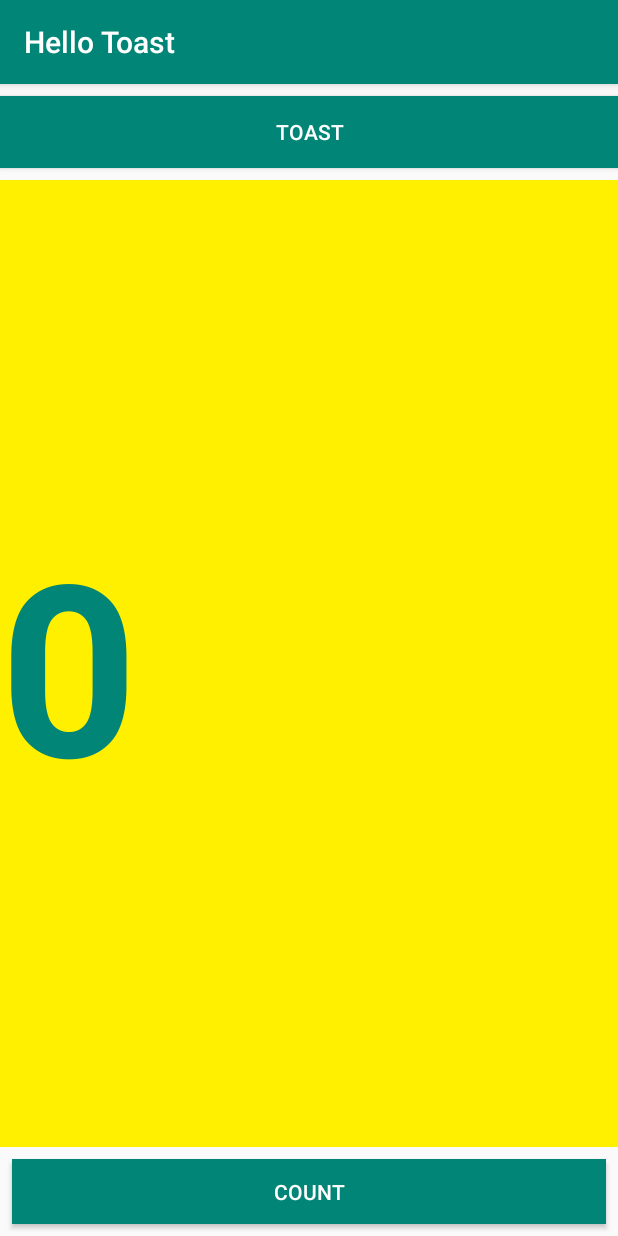
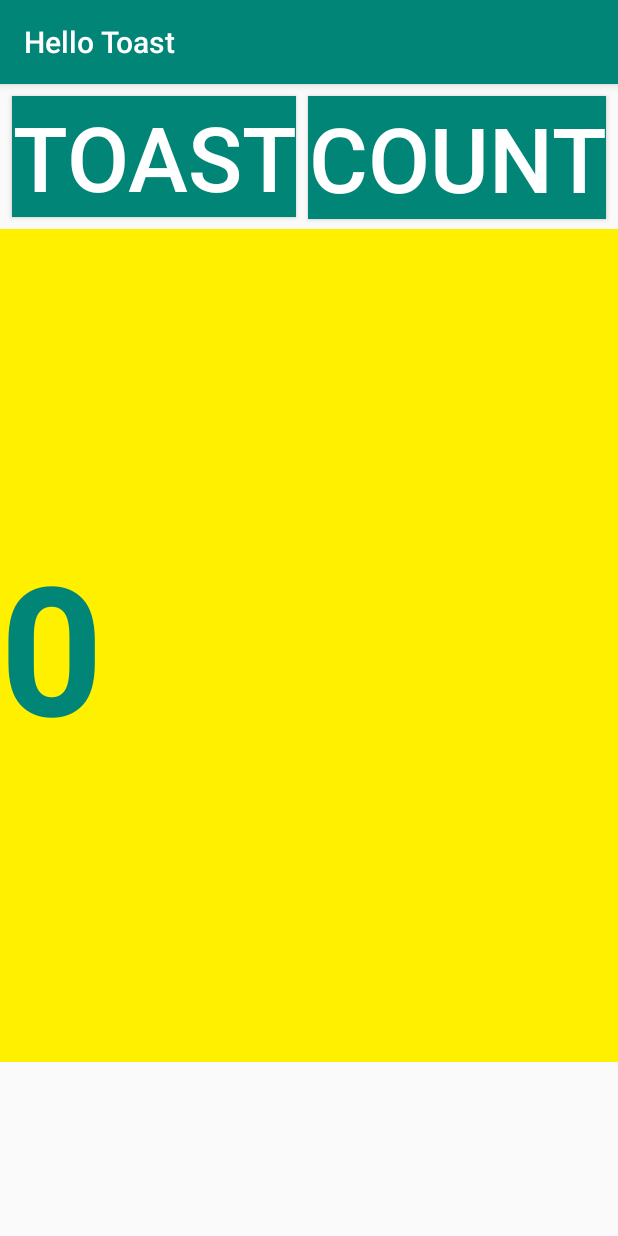
Before and after one commit to hauyew96/HelloToast, an Android app: the screen it shows after launch (MainActivity), on a phone screen of 412 x 824 dp. Run offline under Robolectric (Android 15) with nearby library versions, the phone set to English and light mode, and no system bars.

Commit message:
hello toast in tablet

```diff
--- a/src/main/res/layout/activity_main.xml
+++ b/src/main/res/layout/activity_main.xml
@@ -8,49 +8,45 @@
 
     <Button
         android:id="@+id/button_toast"
-        android:layout_width="0dp"
+        android:layout_width="wrap_content"
         android:layout_height="wrap_content"
+        android:layout_marginStart="8dp"
+        android:layout_marginLeft="8dp"
         android:layout_marginTop="8dp"
         android:background="@color/colorPrimary"
+        android:onClick="showToast"
         android:text="@string/button_label_toast"
         android:textColor="@android:color/white"
-        app:layout_constraintEnd_toEndOf="parent"
+        android:textSize="60sp"
         app:layout_constraintStart_toStartOf="parent"
-        app:layout_constraintTop_toTopOf="parent"
-        android:onClick="showToast" />
+        app:layout_constraintTop_toTopOf="parent" />
 
     <Button
         android:id="@+id/button_count"
-        android:layout_width="0dp"
-        android:layout_height="43dp"
+        android:layout_width="wrap_content"
+        android:layout_height="82dp"
         android:layout_marginStart="8dp"
         android:layout_marginLeft="8dp"
-        android:layout_marginEnd="8dp"
-        android:layout_marginRight="8dp"
-        android:layout_marginBottom="8dp"
+        android:layout_marginTop="8dp"
         android:background="@color/colorPrimary"
+        android:onClick="countUp"
         android:text="@string/button_label_count"
         android:textColor="@android:color/white"
-        app:layout_constraintBottom_toBottomOf="parent"
-        app:layout_constraintEnd_toEndOf="parent"
-        app:layout_constraintStart_toStartOf="parent"
-        android:onClick="countUp"
-        />
+        android:textSize="60sp"
+        app:layout_constraintStart_toEndOf="@+id/button_toast"
+        app:layout_constraintTop_toTopOf="parent" />
 
     <TextView
         android:id="@+id/show_count"
-        android:layout_width="0dp"
-        android:layout_height="0dp"
+        android:layout_width="1280dp"
+        android:layout_height="555dp"
         android:layout_marginTop="8dp"
-        android:layout_marginBottom="8dp"
         android:background="#FFF000"
         android:gravity="center_vertical"
         android:text="@string/count_initial_value"
         android:textColor="@color/colorPrimary"
-        android:textSize="160sp"
+        android:textSize="120sp"
         android:textStyle="bold"
-        app:layout_constraintBottom_toTopOf="@+id/button_count"
-        app:layout_constraintEnd_toEndOf="parent"
-        app:layout_constraintStart_toStartOf="parent"
-        app:layout_constraintTop_toBottomOf="@+id/button_toast" />
+        app:layout_constraintTop_toBottomOf="@+id/button_toast"
+        tools:layout_editor_absoluteX="0dp" />
 </android.support.constraint.ConstraintLayout>
```
Also changed, not shown: 1 other file.
